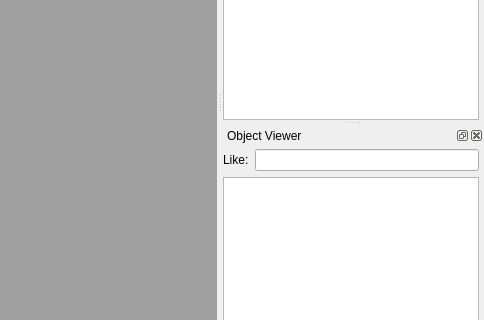
Old version of the form source/qtdesigner/MSql_editor_win1_ui.ui in the repository MValaguz/MSql; both pictures show x 766 to 1250 and y 352 to 672 of the 1250 by 881 pixel window.
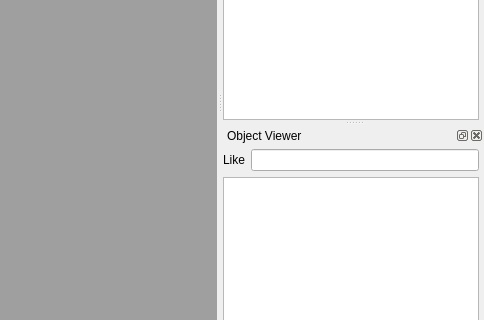
New version of the form. Icons and pictures are not drawn.

```diff
--- a/source/qtdesigner/MSql_editor_win1_ui.ui
+++ b/source/qtdesigner/MSql_editor_win1_ui.ui
@@ -570,7 +570,7 @@
        <item>
         <widget class="QLabel" name="label">
          <property name="text">
-          <string>Like:</string>
+          <string>Like</string>
          </property>
         </widget>
        </item>
```
Left out of the diff: 3 changed lines with no effect on the pictures.
